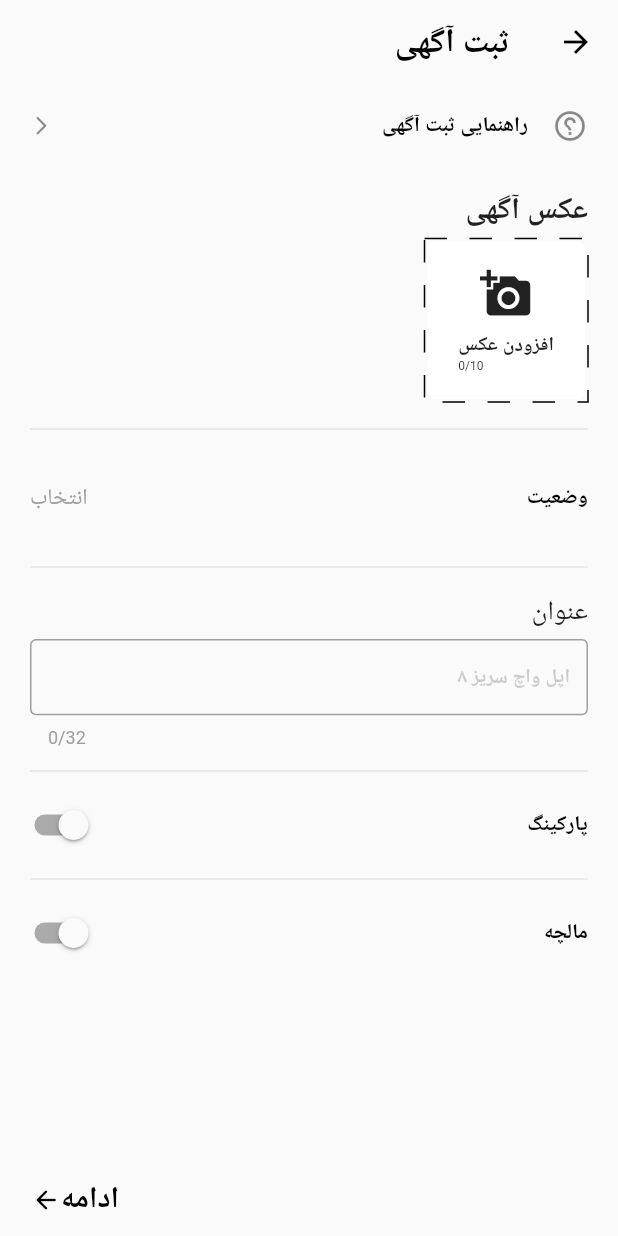
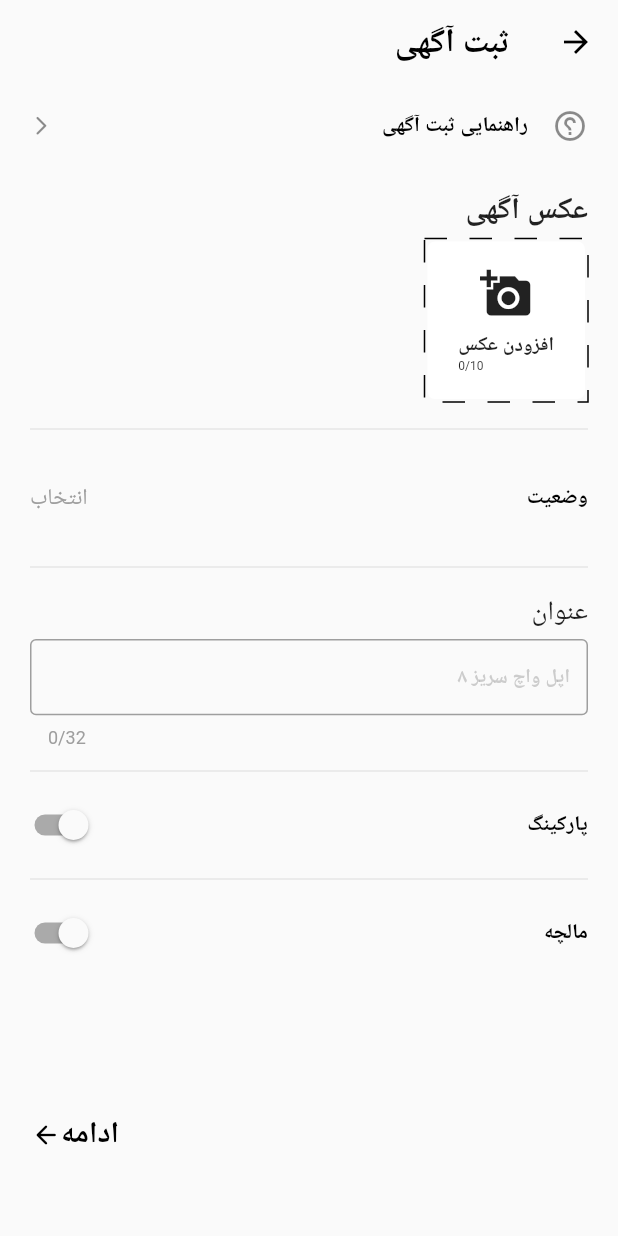
Before and after one commit to ArtaDivarOfficial/Arta-Divar, a Flutter app: the screen it shows after launch, on a phone screen of 412 x 824 dp. Run offline on Flutter 3.47's test engine with Material 2 defaults, Android fonts, the light colour scheme and no system bars; drawn by our look-alikes of dotted_border; our stand-ins replace bloc, connectivity_plus, dio, easy_localization, firebase_core, firebase_database and 2 more; missing offline and left inert: sms_otp_auto_verify; accounts and stored records are empty; network calls fail.

Commit message:
some fixes on add_screen

```diff
--- a/lib/screens/main_screens/add_screen/add_screen.dart
+++ b/lib/screens/main_screens/add_screen/add_screen.dart
@@ -24,10 +24,6 @@ class _AddScreenState extends State<AddScreen> {
           title: const Text('ثبت آگهی'),
         ),
         body: SingleChildScrollView(
-          child: SizedBox(
-            height: MediaQuery.of(context).size.height -
-                MediaQuery.of(context).padding.top -
-                kToolbarHeight,
           child: Column(
             crossAxisAlignment: CrossAxisAlignment.start,
             children: [
@@ -66,8 +62,7 @@ class _AddScreenState extends State<AddScreen> {
               const ToggleWidget(
                 title: 'مالچه',
               ),
-                // SizedBox(height: MediaQuery.of(context).size.height * 0.1),
-                Spacer(),
+              SizedBox(height: MediaQuery.of(context).size.height * 0.1),
               // تکست باتون «ادامه» برای رفتن به صفحه بعدی
               ContinueTextButtonWidget(
                 text: 'ادامه',
@@ -77,7 +72,6 @@ class _AddScreenState extends State<AddScreen> {
           ),
         ),
       ),
-      ),
     );
   }
 }
```
Lines whose indentation alone changed are shown as unchanged.
